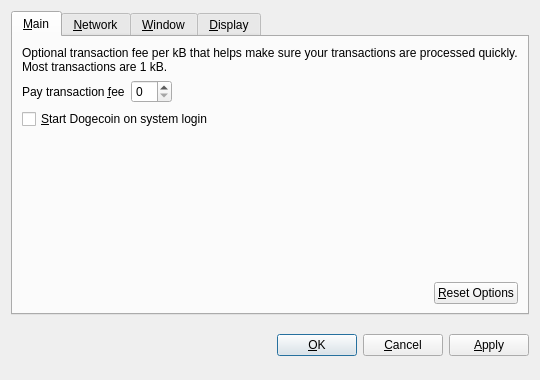
This is src/qt/forms/optionsdialog.ui in golddiggercoin/golddiggercoin as Qt 5 draws it before an edit. The edited form follows.
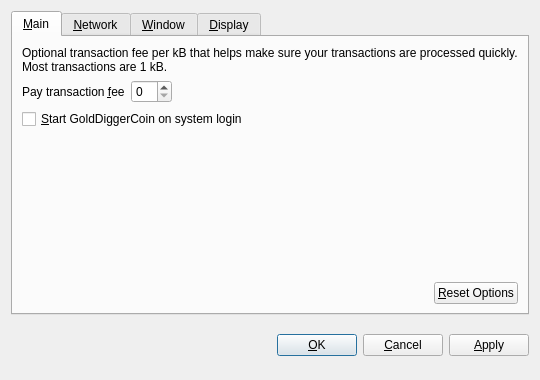
This is the edited form. Custom widgets are drawn as their Qt base class.

Commit message: GoldDigger Random Magic 0.7

Diff of the .ui file:
```diff
--- a/src/qt/forms/optionsdialog.ui
+++ b/src/qt/forms/optionsdialog.ui
@@ -82,7 +82,7 @@
           <string>Automatically start Dogecoin after logging in to the system.</string>
          </property>
          <property name="text">
-          <string>&amp;Start Dogecoin on system login</string>
+          <string>&amp;Start GoldDiggerCoin on system login</string>
          </property>
         </widget>
        </item>
```
Left out of the diff: 10 changed lines with no effect on the pictures. The commit also changes 169 other files.
